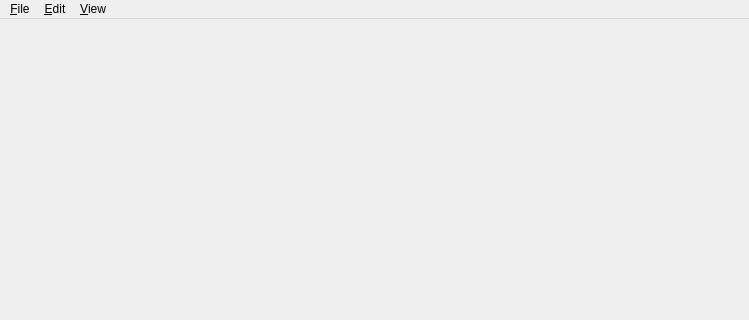
Old version of the form example/ModelWidgetExample/mainwindow.ui in the repository nirjacobson/Sahara; both pictures show x 0 to 749 and y 0 to 320 of the 749 by 664 pixel window.
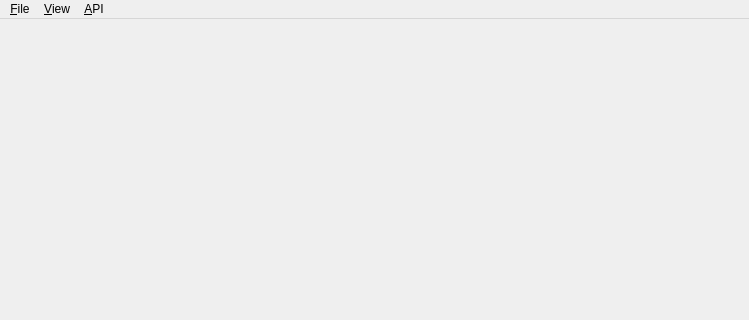
New version of the form.

Commit message: menu for changing graphics API

```diff
--- a/example/ModelWidgetExample/mainwindow.ui
+++ b/example/ModelWidgetExample/mainwindow.ui
@@ -43,15 +43,15 @@
     <addaction name="actionScorpion"/>
     <addaction name="actionTree"/>
    </widget>
-   <widget class="QMenu" name="menuEdit">
+   <widget class="QMenu" name="menuAPI">
     <property name="title">
-     <string>&amp;Edit</string>
+     <string>&amp;API</string>
     </property>
     <addaction name="actionSettings"/>
    </widget>
    <addaction name="menuFile"/>
-   <addaction name="menuEdit"/>
    <addaction name="menuView"/>
+   <addaction name="menuAPI"/>
   </widget>
   <widget class="QStatusBar" name="statusbar"/>
   <action name="actionQuit">
```
Left out of the diff: 18 changed lines with no effect on the pictures. The commit also changes 2 other files.
